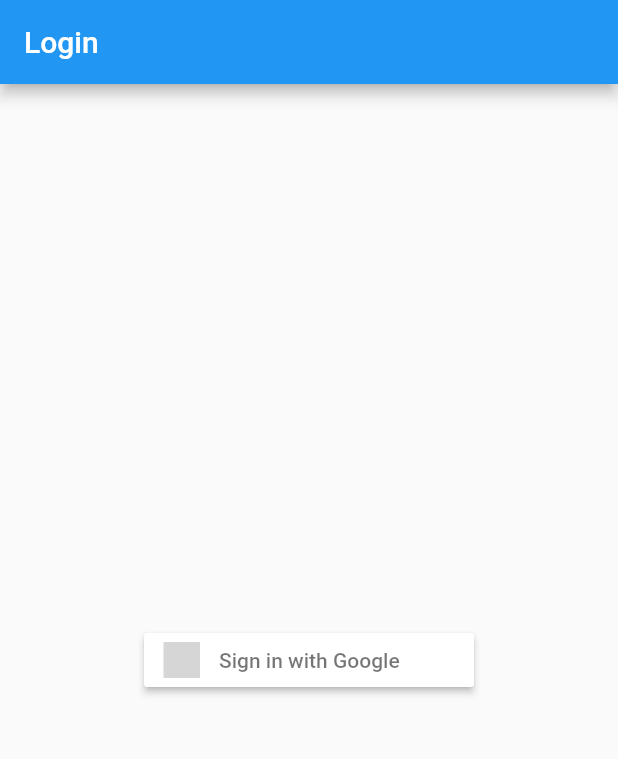
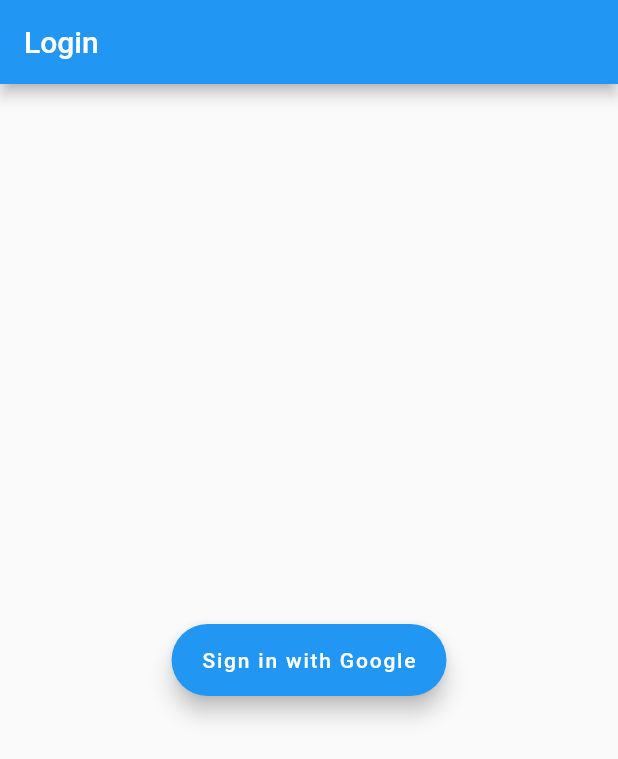
Before and after one commit to Danushan99/Signin_with_google, a Flutter app: the screen it shows after launch, after a tap on "Sign in with Google", on a phone screen of 412 x 824 dp. Shown: the top 759 px of the screen. Run offline on Flutter 3.47's test engine with Material 2 defaults, Android fonts, the phone set to English and light mode, and no system bars; our stand-ins replace flutter_signin_button, get, google_sign_in; grey boxes are pictures that could not be loaded.

```diff
--- /dev/null
+++ b/lib/login_controler.dart
@@ -0,0 +1,11 @@
+import 'package:get/get.dart';
+import 'package:google_sign_in/google_sign_in.dart';
+
+class LoginController extends GetxController {
+  var _googleSignin = GoogleSignIn();
+  var googleAccount = Rx<GoogleSignInAccount?>(null);
+
+  login() async {
+    googleAccount.value = await _googleSignin.signIn();
+  }
+}
--- a/lib/login_page.dart
+++ b/lib/login_page.dart
@@ -1,27 +1,51 @@
 import 'package:flutter/material.dart';
 import 'package:flutter_signin_button/button_list.dart';
 import 'package:flutter_signin_button/button_view.dart';
+import 'package:get/get_instance/src/extension_instance.dart';
+import 'package:get/state_manager.dart';
 import 'package:google_sign_in/google_sign_in.dart';
+import 'package:googlelogin/login_controler.dart';
 
 class LoginPage extends StatelessWidget {
-  const LoginPage({Key? key}) : super(key: key);
+  final controller = Get.put(LoginController());
 
   @override
   Widget build(BuildContext context) {
     return Scaffold(
       appBar: AppBar(title: const Text('Login')),
       body: Center(
-        child: Column(
-            mainAxisAlignment: MainAxisAlignment.center,
-            children: <Widget>[
-              SignInButton(
-                Buttons.Google,
-                onPressed: () {
-                  GoogleSignIn().signIn();
-                },
-              ),
-            ]),
+        child: Obx(() {
+          if (controller.googleAccount.value == null)
+            return buildLoginButton();
+          else
+            return buildProfileView();
+        }),
       ),
     );
   }
+
+  Column buildProfileView() {
+    return Column(
+      mainAxisSize: MainAxisSize.min,
+      children: [
+        CircleAvatar(
+          backgroundImage:
+              Image.network(controller.googleAccount.value?.photoUrl ?? '')
+                  .image,
+          radius: 80,
+        ),
+        Text(controller.googleAccount.value?.displayName ?? ''),
+        Text(controller.googleAccount.value?.email ?? ''),
+      ],
+    );
+  }
+
+  FloatingActionButton buildLoginButton() {
+    return FloatingActionButton.extended(
+      onPressed: () {
+        controller.login();
+      },
+      label: Text('Sign in with Google'),
+    );
+  }
 }
--- a/lib/main.dart
+++ b/lib/main.dart
@@ -16,7 +16,7 @@
       theme: ThemeData(
         primarySwatch: Colors.blue,
       ),
-      home: const LoginPage(),
+      home: LoginPage(),
     );
   }
 }
--- a/pubspec.yaml
+++ b/pubspec.yaml
@@ -36,6 +36,7 @@
   cupertino_icons: ^1.0.2
   flutter_signin_button: ^2.0.0
   google_sign_in: ^5.1.1
+  get: ^4.3.8
 
 dev_dependencies:
   flutter_test:
```
Also changed, not shown: pubspec.lock.
